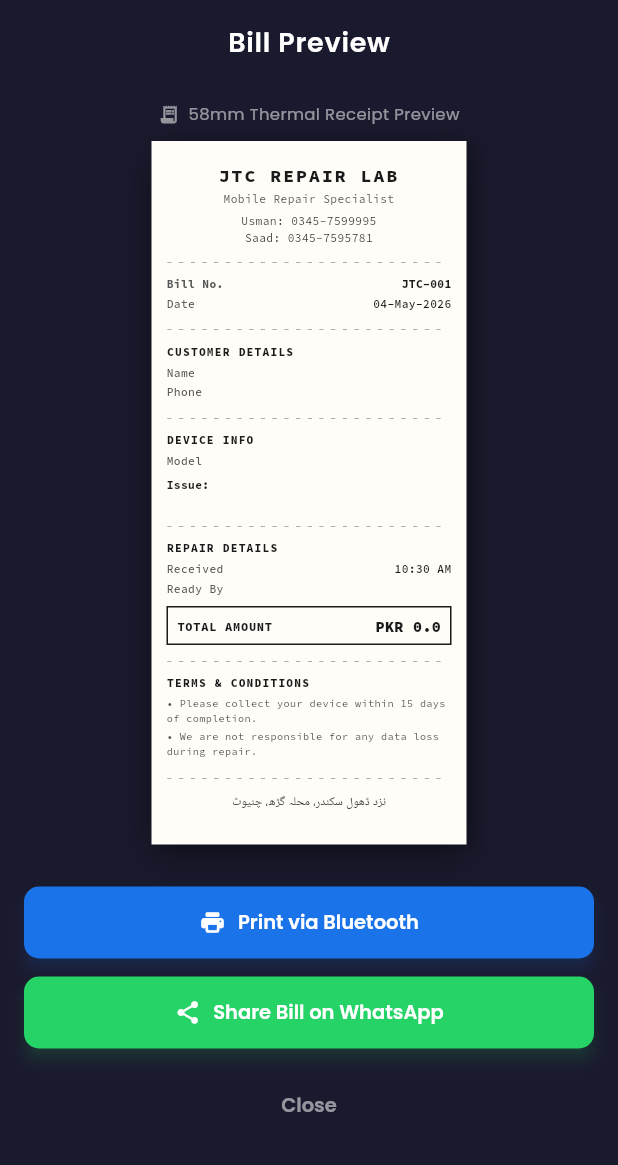
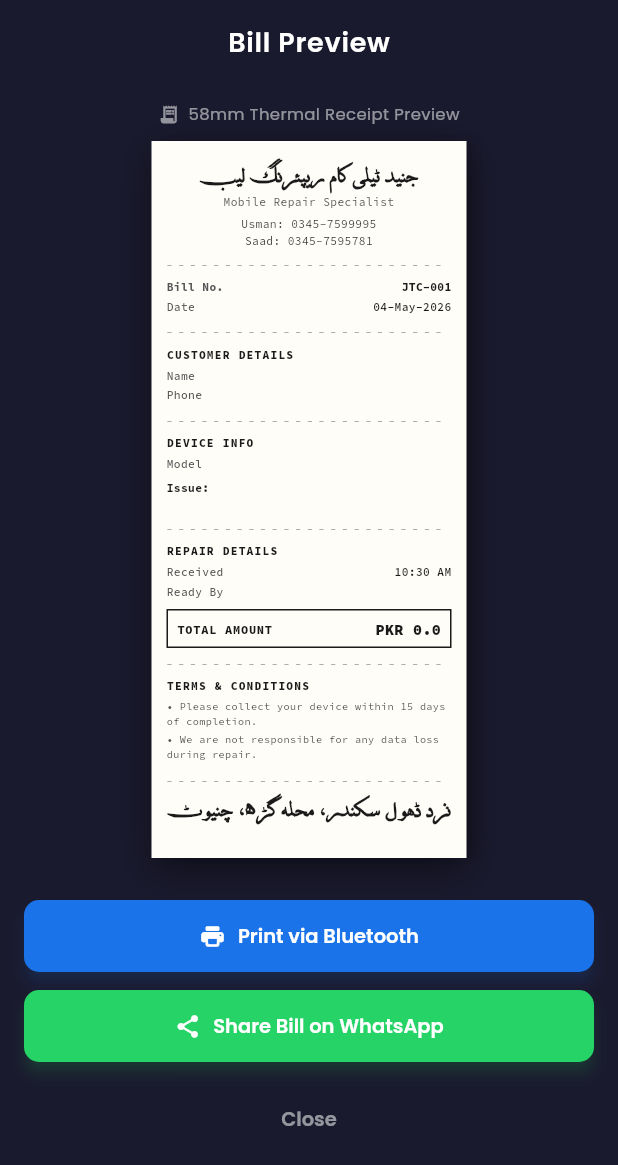
Before and after one commit to Shoaib-1965/repair_lab, a Flutter app: the PrintBillScreen screen opened by its route, on a phone screen of 412 x 824 dp. Shown: the top 1165 px of the screen. Run offline on Flutter 3.47's test engine with Material 3 defaults, Android fonts, the phone set to English and light mode, and no system bars; our stand-ins replace flutter_local_notifications, google_fonts, hive, hive_flutter, image_picker, share_plus and 1 more; accounts and stored records are empty.

```diff
--- a/lib/core/constants/app_constants.dart
+++ b/lib/core/constants/app_constants.dart
@@ -44,6 +44,7 @@ class AppConstants {
     '3 Hours',
     'Same Day',
     'Tomorrow',
+    'Day After Tomorrow',
     '2 Days',
     '1 Week',
   ];
--- a/lib/ui/screens/print_bill/print_bill_screen.dart
+++ b/lib/ui/screens/print_bill/print_bill_screen.dart
@@ -10,6 +10,7 @@ import 'dart:typed_data';
 import 'dart:ui' as ui;
 import 'dart:io';
 import 'package:path_provider/path_provider.dart';
+import 'package:intl/intl.dart' hide TextDirection;
 
 // 58mm thermal printer: 58mm width, ~164 dots/line at 8 dots/mm
 // In logical pixels at ~2.625 dp/mm => 58mm * 2.625 ≈ 152 dp
@@ -32,8 +33,7 @@ class _PrintBillScreenState extends State<PrintBillScreen> {
   @override
   void didChangeDependencies() {
     super.didChangeDependencies();
-    job =
-        ModalRoute.of(context)?.settings.arguments as RepairJob? ??
+    job = ModalRoute.of(context)?.settings.arguments as RepairJob? ??
         RepairJob(
           id: '',
           customerName: '',
@@ -70,8 +70,8 @@ class _PrintBillScreenState extends State<PrintBillScreen> {
 
       if (!mounted) return;
 
-      final boundary = _billKey.currentContext?.findRenderObject()
-          as RenderRepaintBoundary?;
+      final boundary =
+          _billKey.currentContext?.findRenderObject() as RenderRepaintBoundary?;
       if (boundary == null) {
         throw Exception('Could not find RepaintBoundary. Try again.');
       }
@@ -136,7 +136,8 @@ class _PrintBillScreenState extends State<PrintBillScreen> {
   String _calculateReadyTime(DateTime received, String estimatedTime) {
     DateTime readyTime = received;
     String formattedTime(DateTime time) {
-      final hour = time.hour == 0 ? 12 : (time.hour > 12 ? time.hour - 12 : time.hour);
+      final hour =
+          time.hour == 0 ? 12 : (time.hour > 12 ? time.hour - 12 : time.hour);
       final minute = time.minute.toString().padLeft(2, '0');
       final period = time.hour < 12 ? 'AM' : 'PM';
       return '${hour.toString().padLeft(2, '0')}:$minute $period';
@@ -155,13 +156,16 @@ class _PrintBillScreenState extends State<PrintBillScreen> {
       return 'Today by 8:00 PM';
     } else if (estimatedTime == 'Tomorrow') {
       readyTime = received.add(const Duration(days: 1));
-      return formattedTime(readyTime);
+      return '${DateFormat('EEEE').format(readyTime)} ${formattedTime(readyTime)}';
+    } else if (estimatedTime == 'Day After Tomorrow') {
+      readyTime = received.add(const Duration(days: 2));
+      return '${DateFormat('EEEE').format(readyTime)} ${formattedTime(readyTime)}';
     } else if (estimatedTime == '2 Days') {
       readyTime = received.add(const Duration(days: 2));
       return formattedTime(readyTime);
     } else if (estimatedTime == '1 Week') {
       readyTime = received.add(const Duration(days: 7));
-      return formattedTime(readyTime);
+      return '${DateFormat('EEEE').format(readyTime)} ${formattedTime(readyTime)}';
     }
     return estimatedTime;
   }
@@ -237,13 +241,19 @@ class _PrintBillScreenState extends State<PrintBillScreen> {
                     children: [
                       // ── SHOP NAME ─────────────────────────────────────────
                       Text(
-                        AppConstants.labFullName.toUpperCase(),
+                        'جنید ٹیلی کام ریپئرنگ لیب',
                         textAlign: TextAlign.center,
-                        style: GoogleFonts.sourceCodePro(
-                          fontSize: 12,
-                          fontWeight: FontWeight.w800,
-                          letterSpacing: 1.4,
-                          color: const Color(0xFF1A1A1A),
+                        textDirection: TextDirection.rtl,
+                        style: const TextStyle(
+                          fontFamily: 'AA Sameer Qamri Regular',
+                          fontFamilyFallback: [
+                            'Jameel Noori Nastaleeq',
+                            'Noto Nastaliq Urdu'
+                          ],
+                          fontSize: 16,
+                          fontWeight: FontWeight.bold,
+                          color: Color(0xFF1A1A1A),
+                          height: 1.2,
                         ),
                       ),
                       const SizedBox(height: 2),
@@ -338,8 +348,12 @@ class _PrintBillScreenState extends State<PrintBillScreen> {
                       // ── REPAIR DETAILS ────────────────────────────────────
                       _thermalSectionLabel('REPAIR DETAILS'),
                       const SizedBox(height: 3),
-                      _thermalRow('Received', AppDateUtils.formatTime(job.receivedAt)),
-                      _thermalRow('Ready By', _calculateReadyTime(job.receivedAt, job.estimatedTime)),
+                      _thermalRow(
+                          'Received', AppDateUtils.formatTime(job.receivedAt)),
+                      _thermalRow(
+                          'Ready By',
+                          _calculateReadyTime(
+                              job.receivedAt, job.estimatedTime)),
                       const SizedBox(height: 4),
 
                       // Amount Box
@@ -405,11 +419,19 @@ class _PrintBillScreenState extends State<PrintBillScreen> {
 
                       // ── FOOTER ────────────────────────────────────────────
                       Text(
-                        AppConstants.addressUrdu,
+                        'نزد ڈھول سکندر، محلہ گڑھ، چنیوٹ',
                         textAlign: TextAlign.center,
-                        style: GoogleFonts.poppins(
-                          fontSize: 8,
-                          color: const Color(0xFF1A1A1A),
+                        textDirection: TextDirection.rtl,
+                        style: const TextStyle(
+                          fontFamily: 'AA Sameer Qamri Regular',
+                          fontFamilyFallback: [
+                            'Jameel Noori Nastaleeq',
+                            'Noto Nastaliq Urdu'
+                          ],
+                          fontSize: 16,
+                          fontWeight: FontWeight.bold,
+                          color: Color(0xFF1A1A1A),
+                          height: 1.2,
                         ),
                       ),
                       const SizedBox(height: 8),
--- a/lib/ui/widgets/job_card.dart
+++ b/lib/ui/widgets/job_card.dart
@@ -172,7 +172,7 @@ class JobCard extends StatelessWidget {
                         child: OutlinedButton.icon(
                           onPressed: () => _markPending(context, job),
                           icon: const Icon(Icons.pending, size: 14),
-                          label: const Text('Pending', style: TextStyle(fontSize: 12)),
+                          label: const Text('Set Pending', style: TextStyle(fontSize: 12)),
                           style: OutlinedButton.styleFrom(
                             foregroundColor: Color(AppConstants.warningColor),
                             side: BorderSide(color: Color(AppConstants.warningColor)),
--- a/pubspec.yaml
+++ b/pubspec.yaml
@@ -135,3 +135,8 @@ flutter:
   #
   # For details regarding fonts from package dependencies,
   # see https://flutter.dev/to/font-from-package
+
+  fonts:
+    - family: AA Sameer Qamri Regular
+      fonts:
+        - asset: assets/logo/AA Sameer Qamri Regular.ttf
```
Also changed, not shown: lib/core/utils/whatsapp_utils.dart (+16 -2 lines), lib/ui/screens/job_detail/job_detail_screen.dart (+24 -3 lines), assets/logo/AA Sameer Qamri Regular.ttf (added).
